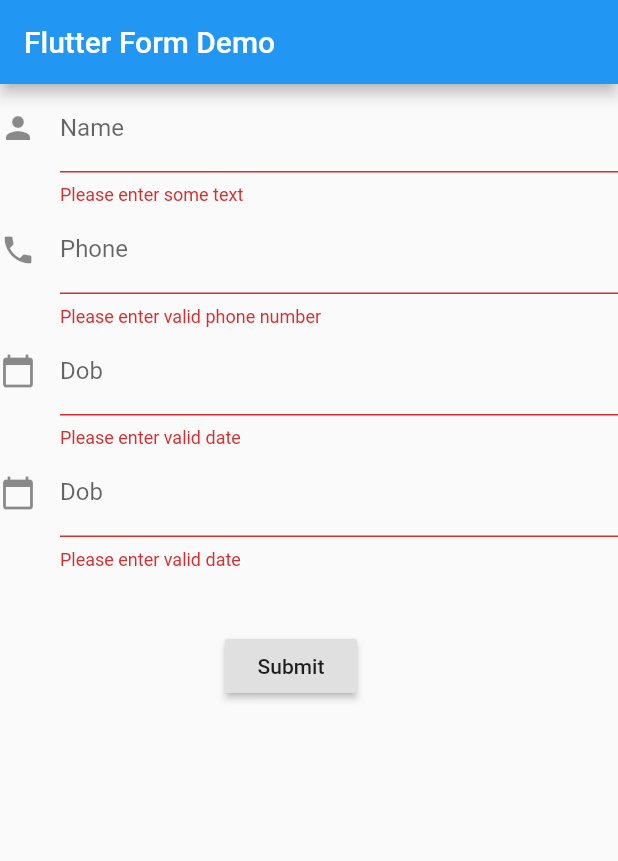
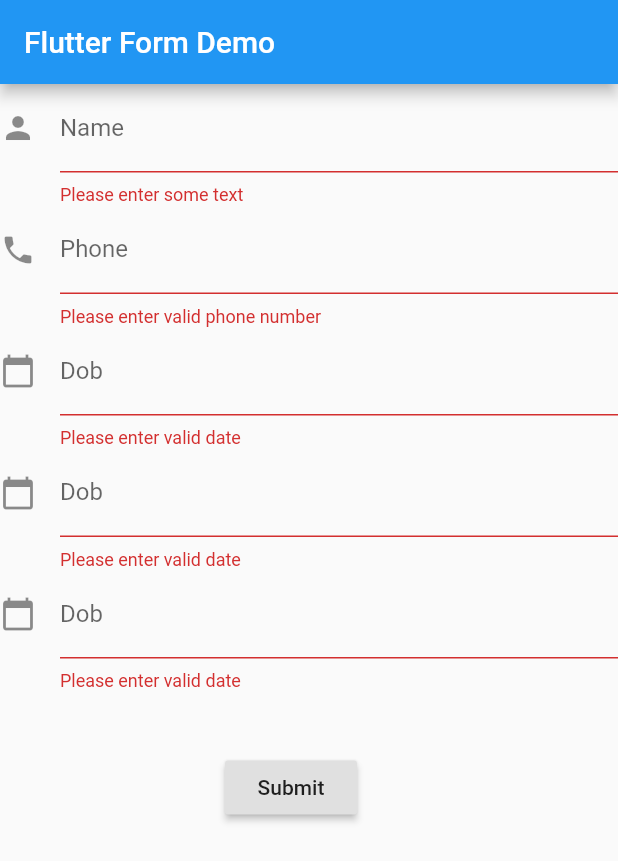
Before and after one commit to ismailiseri60/flutter_app_formuygulamasi, a Flutter app: the screen it shows after launch, after a tap on "Submit", on a phone screen of 412 x 824 dp. Shown: the top 861 px of the screen. Run offline on Flutter 3.47's test engine with Material 2 defaults, Android fonts, the phone set to English and light mode, and no system bars.

Commit message:
açıklama eklendi. Yeni bir textfield eklendi

```diff
--- a/lib/main.dart
+++ b/lib/main.dart
@@ -1,4 +1,7 @@
 import 'package:flutter/material.dart';
+
+// form kullanımında validation çok önemlidir.
+// bu uygulama Form ve Validation işlemlerini içermektedir.
 
 void main() => runApp(MyApp());
 
@@ -92,6 +95,19 @@ class MyCustomFormState extends State<MyCustomForm> {
               return null;
             },
           ),
+          TextFormField(
+            decoration: const InputDecoration(
+              icon: const Icon(Icons.calendar_today),
+              hintText: 'Enter your date of birth',
+              labelText: 'Dob',
+            ),
+            validator: (value) {
+              if (value.isEmpty) {
+                return 'Please enter valid date';
+              }
+              return null;
+            },
+          ),
           new Container(
               padding: const EdgeInsets.only(left: 150.0, top: 40.0),
               child: new RaisedButton(
```
